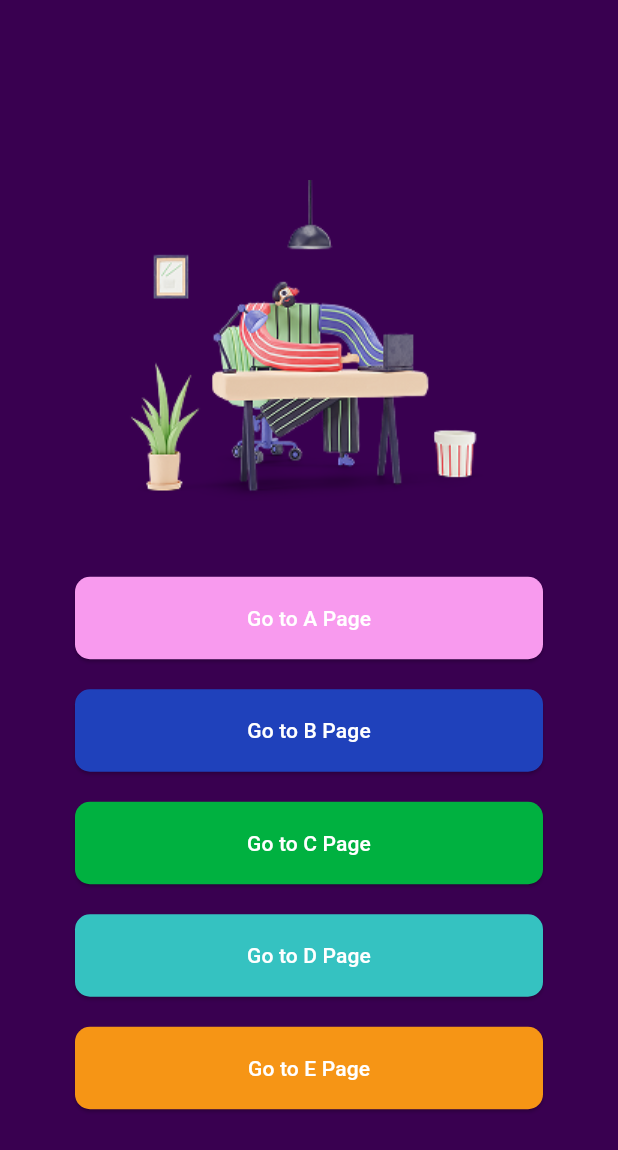
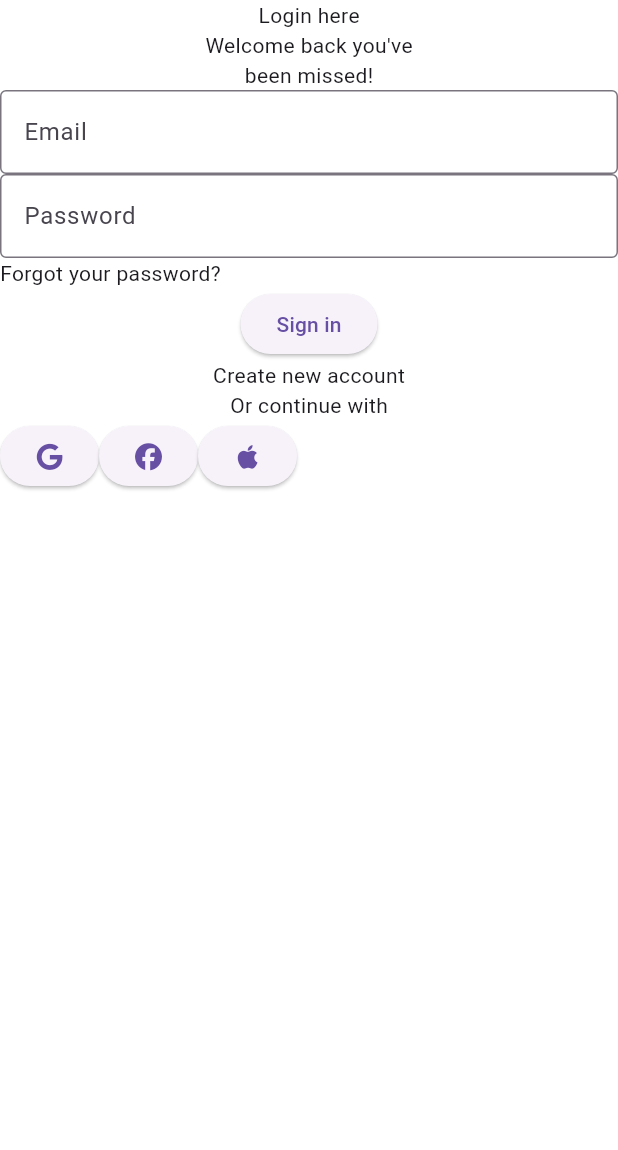
Before and after one commit to Satjatum/Flutter_Speed_Ui_App, a Flutter app: the screen it shows after launch, on a phone screen of 412 x 824 dp. Shown: the top 1150 px of the screen. Run offline on Flutter 3.47's test engine with Material 3 defaults, Android fonts, the phone set to English and light mode, and no system bars; our stand-ins replace fluentui_system_icons, font_awesome_flutter, google_fonts; Roboto replaces fonts that are missing (Kanit).

Commit message:
ว่างโครงหน้า (B01-B03)

```diff
--- a/lib/main.dart
+++ b/lib/main.dart
@@ -1,4 +1,6 @@
 import 'package:flutter/material.dart';
+import 'package:flutter_speed_ui_app/views/b01_page_ui.dart';
+import 'package:flutter_speed_ui_app/views/b02_page_ui.dart';
 
 import 'package:flutter_speed_ui_app/views/home_ui.dart';
 import 'package:google_fonts/google_fonts.dart';
@@ -21,7 +23,7 @@ class _FlutterSpeedUiAppState extends State<FlutterSpeedUiApp> {
   Widget build(BuildContext context) {
     return MaterialApp(
       debugShowCheckedModeBanner: false,
-      home: HomeUi(),
+      home: B02PageUi(),
       theme: ThemeData(
         textTheme: GoogleFonts.kanitTextTheme(
           Theme.of(context).textTheme,
--- /dev/null
+++ b/lib/views/b02_page_ui.dart
@@ -0,0 +1,87 @@
+import 'package:flutter/material.dart';
+import 'package:font_awesome_flutter/font_awesome_flutter.dart';
+
+class B02PageUi extends StatefulWidget {
+  const B02PageUi({super.key});
+
+  @override
+  State<B02PageUi> createState() => _B02PageUiState();
+}
+
+class _B02PageUiState extends State<B02PageUi> {
+  @override
+  Widget build(BuildContext context) {
+    return Scaffold(
+      backgroundColor: Colors.white,
+      body: Center(
+        child: Column(
+          children: [
+            Text(
+              "Login here",
+            ),
+            Text(
+              "Welcome back you've",
+            ),
+            Text(
+              "been missed!",
+            ),
+            TextField(
+              decoration: InputDecoration(
+                border: OutlineInputBorder(),
+                hintText: "Email",
+              ),
+            ),
+            TextField(
+              obscureText: true,
+              decoration: InputDecoration(
+                border: OutlineInputBorder(),
+                hintText: "Password",
+              ),
+            ),
+            Row(
+              children: [
+                Text(
+                  "Forgot your password?",
+                ),
+              ],
+            ),
+            ElevatedButton(
+              onPressed: () {},
+              child: Text(
+                "Sign in",
+              ),
+            ),
+            Text(
+              "Create new account",
+            ),
+            Text(
+              "Or continue with",
+            ),
+            Row(
+              children: [
+                ElevatedButton(
+                  onPressed: () {},
+                  child: Icon(
+                    FontAwesomeIcons.google,
+                  ),
+                ),
+                ElevatedButton(
+                  onPressed: () {},
+                  child: Icon(
+                    FontAwesomeIcons.facebook,
+                  ),
+                ),
+                ElevatedButton(
+                  onPressed: () {},
+                  child: Icon(
+                    FontAwesomeIcons.apple,
+                  ),
+                ),
+              ],
+            ),
+          ],
+        ),
+      ),
+    );
+  }
+}
```
Also changed, not shown: lib/views/b01_page_ui.dart (added, +130 -0 lines), lib/views/b03_page_ui.dart (added, +16 -0 lines).
